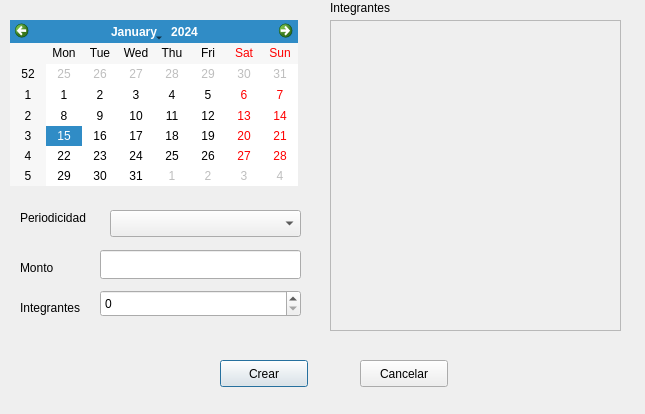
First picture: the form in Qt/src/tandaView.ui, repository wdjimenez/tandasPython, before the edit.
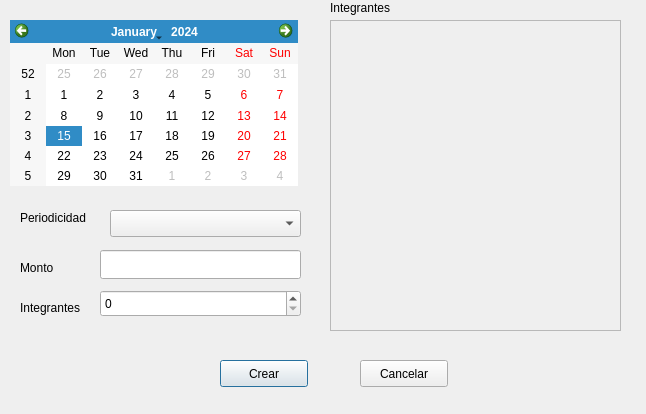
Second picture: the form after the edit.

Commit message: correcciones PagosView

```diff
--- a/Qt/src/tandaView.ui
+++ b/Qt/src/tandaView.ui
@@ -6,20 +6,20 @@
    <rect>
     <x>0</x>
     <y>0</y>
-    <width>645</width>
+    <width>646</width>
     <height>414</height>
    </rect>
   </property>
   <property name="minimumSize">
    <size>
-    <width>0</width>
-    <height>0</height>
+    <width>646</width>
+    <height>414</height>
    </size>
   </property>
   <property name="maximumSize">
    <size>
-    <width>1000</width>
-    <height>1000</height>
+    <width>646</width>
+    <height>414</height>
    </size>
   </property>
   <property name="windowTitle">
```
The commit also changes 2 other files.
